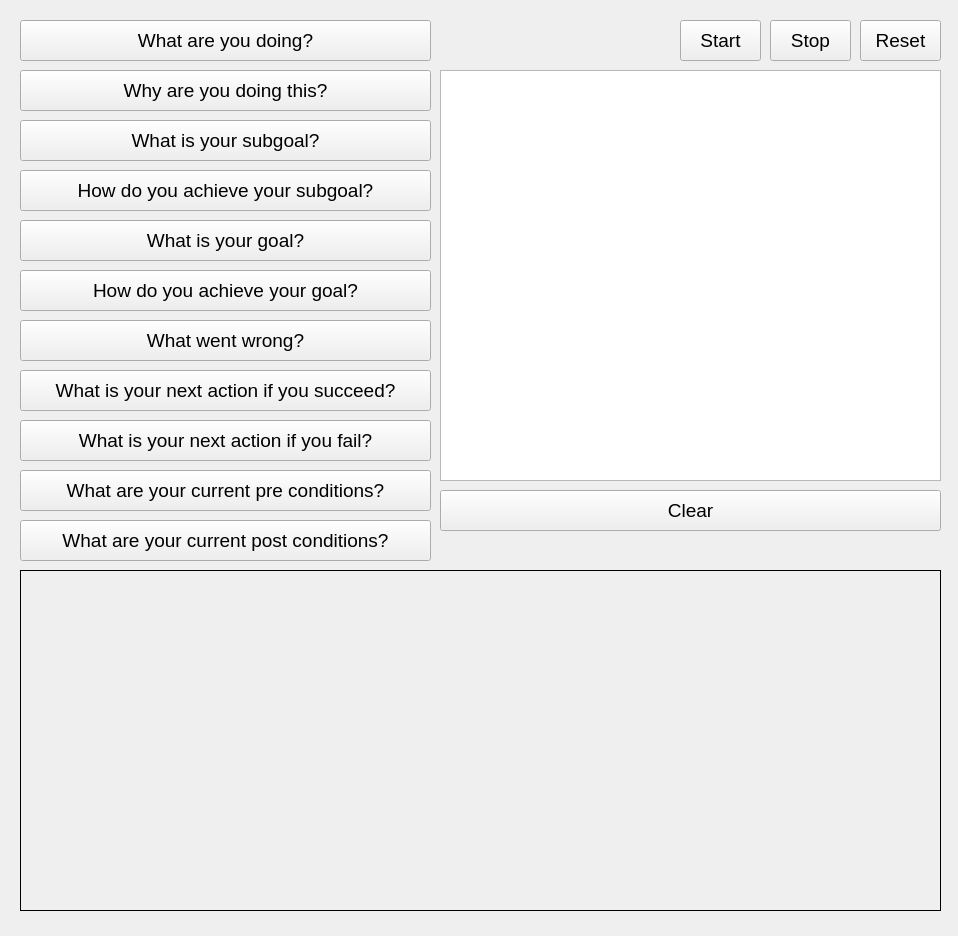
Old version of the form rqt_explain_bt/resource/ExplainBTPlugin.ui in the repository tammerb/robot-explanation-BTs.
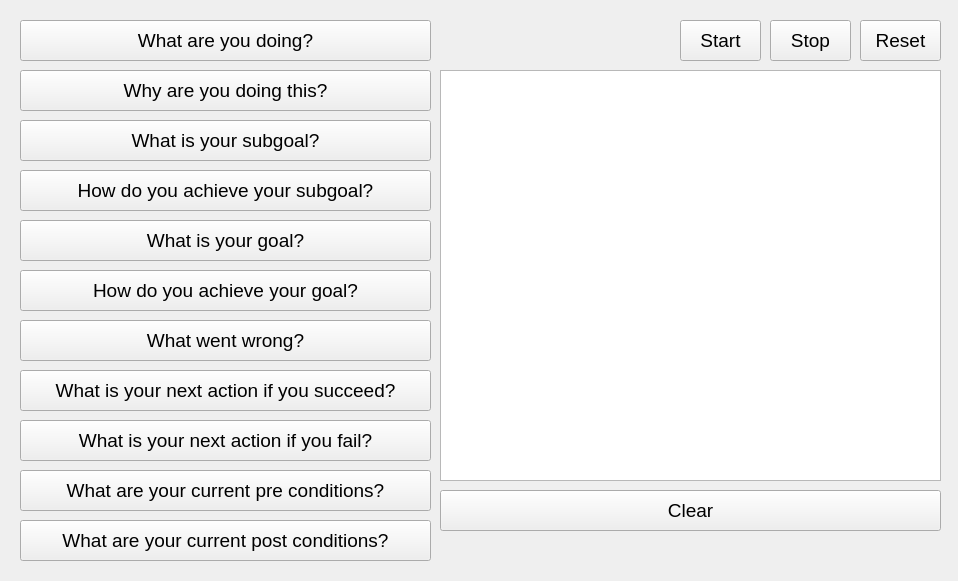
New version of the form.

Commit message: added 4 different rqt_gui plugins

```diff
--- a/rqt_explain_bt/resource/ExplainBTPlugin.ui
+++ b/rqt_explain_bt/resource/ExplainBTPlugin.ui
@@ -7,7 +7,7 @@
     <x>0</x>
     <y>0</y>
     <width>958</width>
-    <height>936</height>
+    <height>581</height>
    </rect>
   </property>
   <property name="windowTitle">
@@ -53,28 +53,6 @@
 &lt;p style=&quot;-qt-paragraph-type:empty; margin-top:0px; margin-bottom:0px; margin-left:0px; margin-right:0px; -qt-block-indent:0; text-indent:0px;&quot;&gt;&lt;br /&gt;&lt;/p&gt;&lt;/body&gt;&lt;/html&gt;</string>
    </property>
   </widget>
-  <widget class="QLabel" name="image_label">
-   <property name="geometry">
-    <rect>
-     <x>20</x>
-     <y>570</y>
-     <width>921</width>
-     <height>341</height>
-    </rect>
-   </property>
-   <property name="autoFillBackground">
-    <bool>false</bool>
-   </property>
-   <property name="frameShape">
-    <enum>QFrame::Box</enum>
-   </property>
-   <property name="frameShadow">
-    <enum>QFrame::Plain</enum>
-   </property>
-   <property name="text">
-    <string/>
-   </property>
-  </widget>
   <widget class="QPushButton" name="button_2">
    <property name="geometry">
     <rect>
```
The commit also changes 12 other files.
